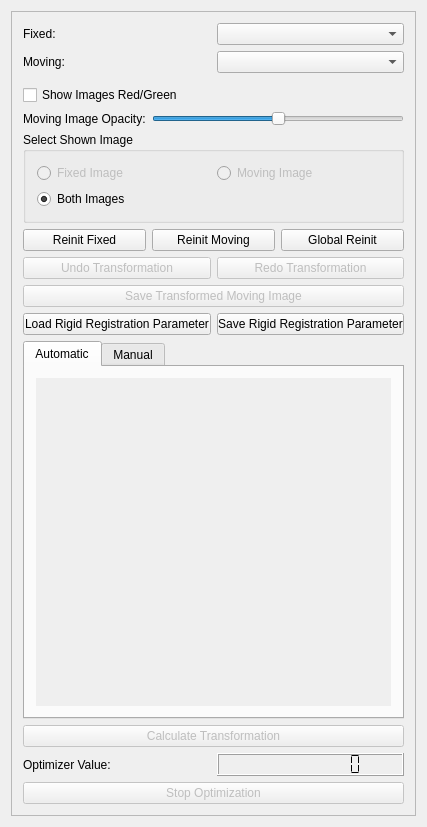
The window that Modules/Bundles/org.mitk.gui.qt.rigidregistration/src/internal/QmitkRigidRegistrationViewControls.ui (MITK/MITK) describes before a commit, drawn with Qt 5.
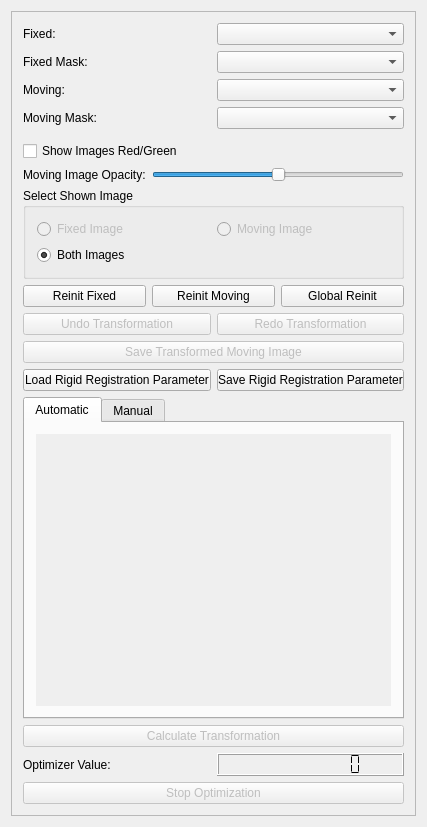
The same window after the commit. Custom widgets are drawn as their Qt base class.

Commit message: FIX (#2676): Added comboboxes to select masked images for fixed and moving image. Masked images will be passed to metric factory.

What changed in the file:
```diff
--- a/Modules/Bundles/org.mitk.gui.qt.rigidregistration/src/internal/QmitkRigidRegistrationViewControls.ui
+++ b/Modules/Bundles/org.mitk.gui.qt.rigidregistration/src/internal/QmitkRigidRegistrationViewControls.ui
@@ -28,10 +28,12 @@
      <property name="frameShadow">
       <enum>QFrame::Raised</enum>
      </property>
+     <layout class="QVBoxLayout" name="verticalLayout_9">
+      <item>
      <layout class="QVBoxLayout" name="verticalLayout_4">
       <item>
-       <layout class="QGridLayout" name="gridLayout">
-        <item row="0" column="0">
+         <layout class="QHBoxLayout" name="horizontalLayout">
+          <item>
          <widget class="QLabel" name="TextLabelFixed">
           <property name="text">
            <string>Fixed:</string>
@@ -41,10 +43,28 @@
           </property>
          </widget>
         </item>
-        <item row="0" column="1">
+          <item>
          <widget class="QmitkDataStorageComboBox" name="m_FixedSelector"/>
         </item>
-        <item row="1" column="0">
+         </layout>
+        </item>
+        <item>
+         <layout class="QHBoxLayout" name="horizontalLayout_2">
+          <item>
+           <widget class="QLabel" name="label">
+            <property name="text">
+             <string>Fixed Mask:</string>
+            </property>
+           </widget>
+          </item>
+          <item>
+           <widget class="QmitkDataStorageComboBox" name="m_FixedMaskSelector"/>
+          </item>
+         </layout>
+        </item>
+        <item>
+         <layout class="QHBoxLayout" name="horizontalLayout_3">
+          <item>
          <widget class="QLabel" name="TextLabelMoving">
           <property name="text">
            <string>Moving:</string>
@@ -54,12 +74,28 @@
           </property>
          </widget>
         </item>
-        <item row="1" column="1">
+          <item>
          <widget class="QmitkDataStorageComboBox" name="m_MovingSelector"/>
         </item>
        </layout>
       </item>
       <item>
+         <layout class="QHBoxLayout" name="horizontalLayout_4">
+          <item>
+           <widget class="QLabel" name="label_2">
+            <property name="text">
+             <string>Moving Mask:</string>
+            </property>
+           </widget>
+          </item>
+          <item>
+           <widget class="QmitkDataStorageComboBox" name="m_MovingMaskSelector"/>
+          </item>
+         </layout>
+        </item>
+       </layout>
+      </item>
+      <item>
        <widget class="QmitkSliderNavigatorWidget" name="timeSlider" native="true"/>
       </item>
       <item>
@@ -329,7 +365,7 @@
                <x>0</x>
                <y>0</y>
                <width>365</width>
-               <height>328</height>
+               <height>304</height>
               </rect>
              </property>
              <widget class="QmitkRigidRegistrationSelectorView" name="qmitkRigidRegistrationSelector1" native="true">
```
Lines whose indentation alone changed are shown as unchanged. The commit also changes 11 other files.
